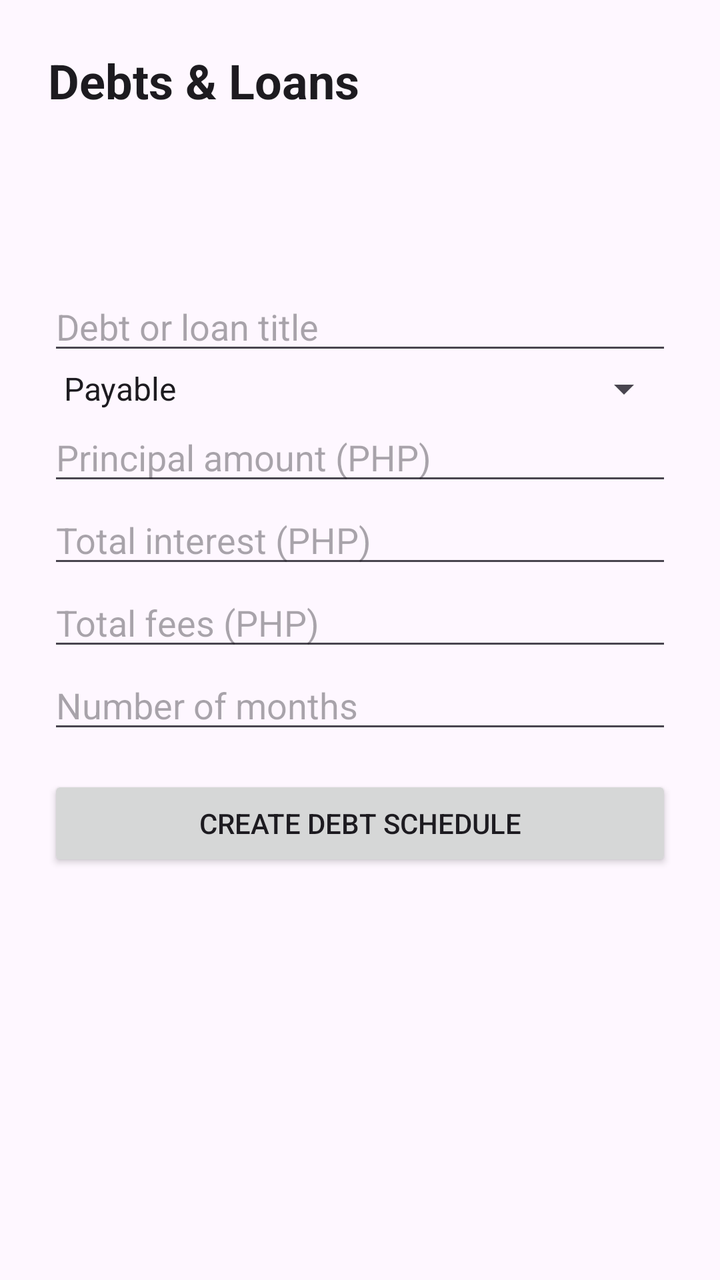
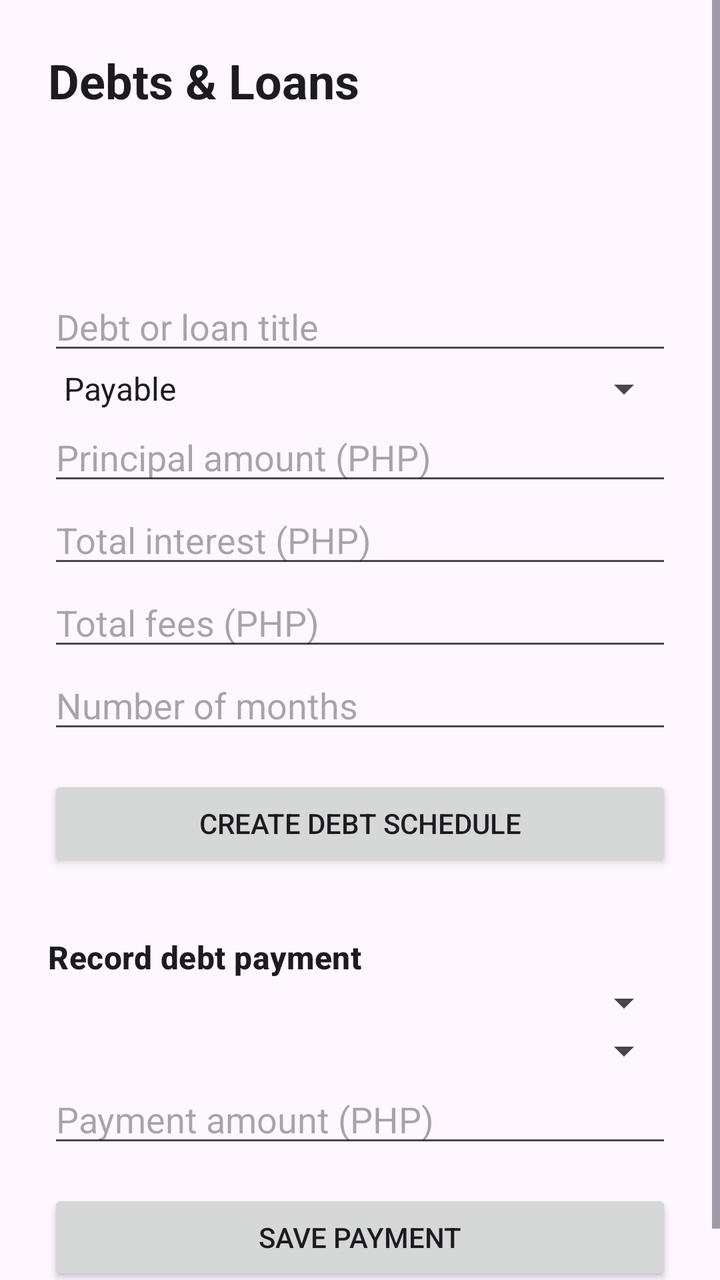

An Android layout rendered at two revisions. The XML below is the earlier revision; the diff shows what the commit changed to produce the second picture.
<!-- AndroidManifest.xml: application theme AppTheme -->
<!-- res/layout/fragment_debt.xml -->
<?xml version="1.0" encoding="utf-8"?>

<ScrollView xmlns:android="http://schemas.android.com/apk/res/android"
    android:layout_width="match_parent"
    android:layout_height="match_parent">

    <LinearLayout
        android:layout_width="match_parent"
        android:layout_height="wrap_content"
        android:orientation="vertical"
        android:padding="24dp">

        <TextView
            android:layout_width="match_parent"
            android:layout_height="wrap_content"
            android:text="Debts &amp; Loans"
            android:textAppearance="?attr/textAppearanceHeadlineSmall"
            android:textStyle="bold" />

        <TextView
            android:id="@+id/debt_status"
            android:layout_width="match_parent"
            android:layout_height="wrap_content"
            android:layout_marginTop="12dp" />

        <TextView
            android:id="@+id/debt_list"
            android:layout_width="match_parent"
            android:layout_height="wrap_content"
            android:layout_marginTop="12dp"
            android:textSize="16sp" />

        <EditText
            android:id="@+id/debt_title_input"
            android:layout_width="match_parent"
            android:layout_height="wrap_content"
            android:layout_marginTop="20dp"
            android:hint="@string/debt_title"
            android:inputType="textCapSentences" />

        <Spinner
            android:id="@+id/debt_direction_spinner"
            android:layout_width="match_parent"
            android:layout_height="wrap_content"
            android:entries="@array/debt_directions" />

        <EditText
            android:id="@+id/debt_principal_input"
            android:layout_width="match_parent"
            android:layout_height="wrap_content"
            android:hint="@string/debt_principal"
            android:inputType="numberDecimal" />

        <EditText
            android:id="@+id/debt_interest_input"
            android:layout_width="match_parent"
            android:layout_height="wrap_content"
            android:hint="@string/debt_interest"
            android:inputType="numberDecimal" />

        <EditText
            android:id="@+id/debt_fee_input"
            android:layout_width="match_parent"
            android:layout_height="wrap_content"
            android:hint="@string/debt_fee"
            android:inputType="numberDecimal" />

        <EditText
            android:id="@+id/debt_months_input"
            android:layout_width="match_parent"
            android:layout_height="wrap_content"
            android:hint="@string/debt_months"
            android:inputType="number" />

        <Button
            android:id="@+id/create_debt_button"
            android:layout_width="match_parent"
            android:layout_height="wrap_content"
            android:layout_marginTop="16dp"
            android:text="@string/create_debt" />

    </LinearLayout>
</ScrollView>
<!-- resources referenced by this layout -->
<resources>
  <string-array name="debt_directions">
          <item>Payable</item>
          <item>Receivable</item>
      </string-array>
  <string name="create_debt">Create debt schedule</string>
  <string name="debt_fee">Total fees (PHP)</string>
  <string name="debt_interest">Total interest (PHP)</string>
  <string name="debt_months">Number of months</string>
  <string name="debt_principal">Principal amount (PHP)</string>
  <string name="debt_title">Debt or loan title</string>
  <style name="AppTheme" parent="Base.AppTheme" />
  <style name="Base.AppTheme" parent="Theme.Material3.DayNight.NoActionBar">
      
      
    </style>
</resources>

<!-- the commit's change to res/layout/fragment_debt.xml (unified diff, before → after) -->
@@ -79,5 +79,37 @@
             android:layout_marginTop="16dp"
             android:text="@string/create_debt" />
 
+        <TextView
+            android:layout_width="match_parent"
+            android:layout_height="wrap_content"
+            android:layout_marginTop="32dp"
+            android:text="@string/make_payment"
+            android:textAppearance="?attr/textAppearanceTitleMedium"
+            android:textStyle="bold" />
+
+        <Spinner
+            android:id="@+id/payment_debt_spinner"
+            android:layout_width="match_parent"
+            android:layout_height="wrap_content" />
+
+        <Spinner
+            android:id="@+id/payment_account_spinner"
+            android:layout_width="match_parent"
+            android:layout_height="wrap_content" />
+
+        <EditText
+            android:id="@+id/payment_amount_input"
+            android:layout_width="match_parent"
+            android:layout_height="wrap_content"
+            android:hint="@string/payment_amount"
+            android:inputType="numberDecimal" />
+
+        <Button
+            android:id="@+id/create_payment_button"
+            android:layout_width="match_parent"
+            android:layout_height="wrap_content"
+            android:layout_marginTop="16dp"
+            android:text="@string/save_payment" />
+
     </LinearLayout>
 </ScrollView>
<!-- resource entries referenced after the edit -->
@@ -10,6 +10,9 @@
   <string name="debt_months">Number of months</string>
   <string name="debt_principal">Principal amount (PHP)</string>
   <string name="debt_title">Debt or loan title</string>
+  <string name="make_payment">Record debt payment</string>
+  <string name="payment_amount">Payment amount (PHP)</string>
+  <string name="save_payment">Save payment</string>
   <style name="AppTheme" parent="Base.AppTheme" />
   <style name="Base.AppTheme" parent="Theme.Material3.DayNight.NoActionBar">
       
